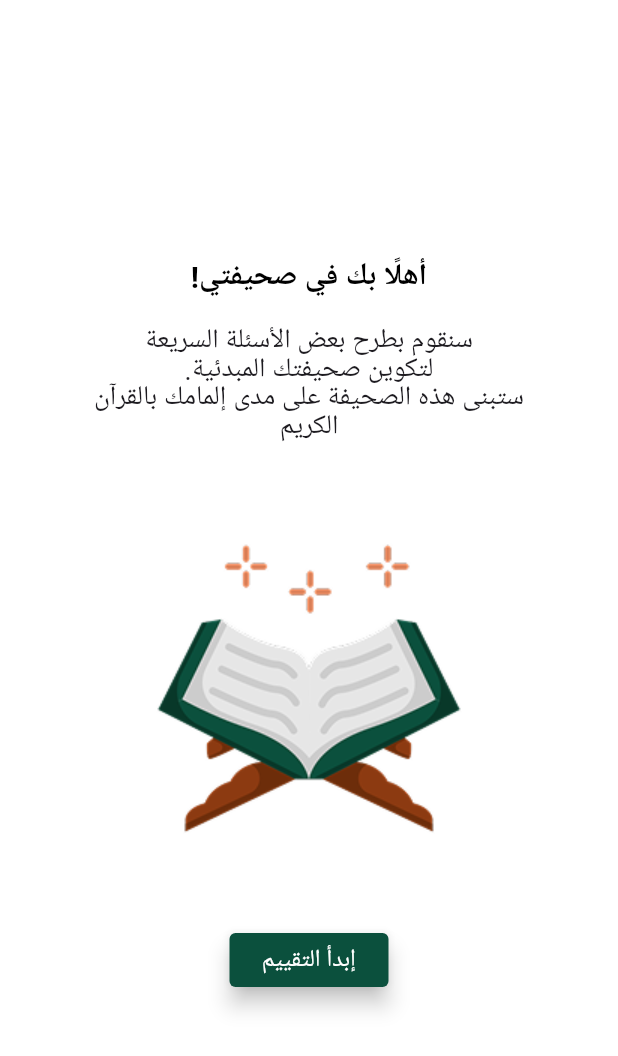
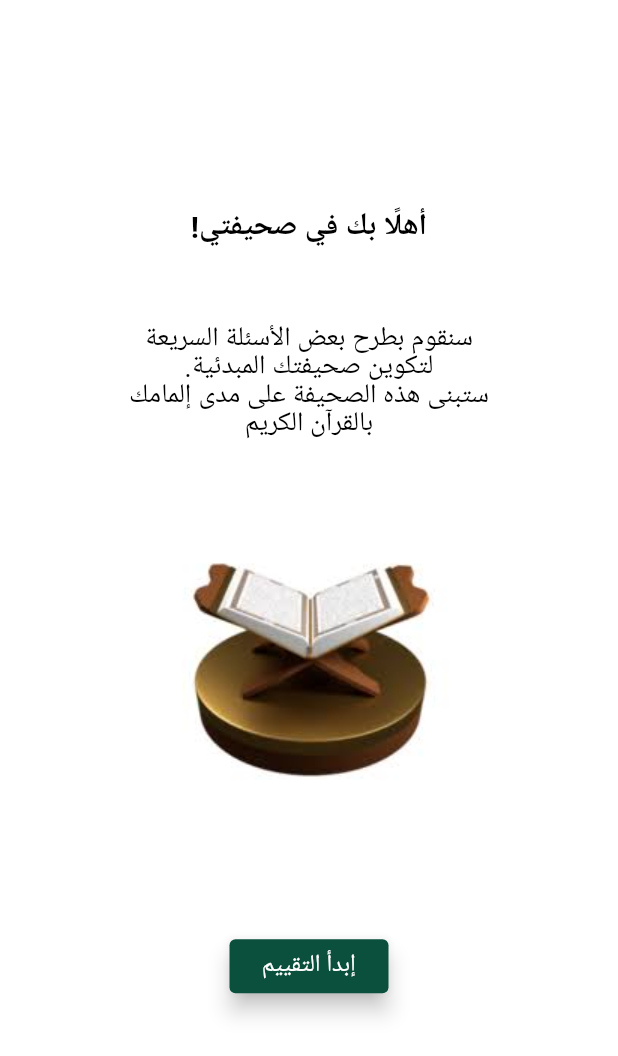
Before and after one commit to Abdelelah-PAL/sahifaty, a Flutter app: the screen it shows after launch, on a phone screen of 412 x 824 dp. Shown: the top 1056 px of the screen. Run offline on Flutter 3.47's test engine with Material 3 defaults, Android fonts, the phone set to English and light mode, and no system bars; our stand-ins replace get; Roboto replaces fonts that are missing (salsa).

Commit message:
fixing issues

```diff
--- a/lib/core/constants/assets.dart
+++ b/lib/core/constants/assets.dart
@@ -5,7 +5,7 @@ class Assets {
   static String rootIcons = 'assets/icons';
 
   /// Images
-  static String logo = "$rootImages/logo.png";
+  static String quran = "$rootImages/quran.jpg";
 
 
 
--- a/lib/core/utils/size_config.dart
+++ b/lib/core/utils/size_config.dart
@@ -52,8 +52,8 @@ class SizeConfig {
 
   static Widget customSizedBox(double? width, double? height, Widget? child) {
     return SizedBox(
-      width: width,
-      height: height,
+      width: width !=  null? getProperVerticalSpace(width) : 0,
+      height: height !=  null? getProperVerticalSpace(height) : 0,
       child: child,
     );
   }
--- a/lib/main.dart
+++ b/lib/main.dart
@@ -1,54 +1,27 @@
 import 'package:flutter/material.dart';
 import 'package:flutter/services.dart';
 import 'package:get/get_navigation/src/root/get_material_app.dart';
-import 'package:sahifaty/screens/splash_screen/splash_screen.dart';
+import 'package:sahifaty/screens/welcome_screen/welcome_screen.dart';
 
+Future<void> main() async {
+  WidgetsFlutterBinding.ensureInitialized();
 
-void main() {
-  runApp(
-    const MaterialApp(
-      debugShowCheckedModeBanner: false,
-      home: SplashScreen(),
-    ),
-  );
+  await SystemChrome.setPreferredOrientations([
+    DeviceOrientation.portraitUp,
+    DeviceOrientation.portraitDown,
+  ]);
+
+  runApp(const MyApp());
 }
 
-
-class MyApp extends StatefulWidget {
-  const MyApp({super.key, required this.startingWidget});
-  final Widget startingWidget;
-
-  @override
-  MyAppState createState() => MyAppState();
-}
-
-class MyAppState extends State<MyApp> {
-
-  @override
-  void initState() {
-    super.initState();
-    SystemChrome.setPreferredOrientations([
-      DeviceOrientation.portraitUp,
-      DeviceOrientation.portraitDown,
-    ]);
-  }
-
-  @override
-  void dispose() {
-    SystemChrome.setPreferredOrientations([
-      DeviceOrientation.portraitUp,
-      DeviceOrientation.portraitDown,
-      DeviceOrientation.landscapeLeft,
-      DeviceOrientation.landscapeRight,
-    ]);
-    super.dispose();
-  }
+class MyApp extends StatelessWidget {
+  const MyApp({super.key});
 
   @override
   Widget build(BuildContext context) {
     return const GetMaterialApp(
       debugShowCheckedModeBanner: false,
-      home: SplashScreen()
+      home: WelcomeScreen(),
     );
   }
 }
--- a/lib/screens/splash_screen/splash_screen.dart
+++ /dev/null
@@ -1,100 +0,0 @@
-import 'package:flutter/material.dart';
-import '../../core/constants/assets.dart';
-import '../../core/constants/fonts.dart';
-import '../../core/utils/size_config.dart';
-import '../../core/constants/colors.dart';
-
-class SplashScreen extends StatefulWidget {
-  const SplashScreen({super.key});
-
-  @override
-  State<SplashScreen> createState() => _SplashScreenState();
-}
-
-class _SplashScreenState extends State<SplashScreen> {
-  @override
-  // void initState() {
-  //   super.initState();
-  //   goToNextView();
-  // }
-
-  @override
-  Widget build(BuildContext context) {
-    return Scaffold(
-      backgroundColor: AppColors.backgroundColor,
-      body: Column(
-          mainAxisAlignment: MainAxisAlignment.start,
-          crossAxisAlignment: CrossAxisAlignment.center,
-          children: [
-            SizeConfig.customSizedBox(null, 170, null),
-            Directionality(
-              textDirection: TextDirection.rtl,
-              child: Text(
-                'أهلًا بك في صحيفتي!',
-                style: TextStyle(
-                  fontWeight: FontWeight.bold,
-                  fontFamily: AppFonts.titleFont,
-                  fontSize: 20,
-                  color: Colors.black,
-                ),
-                textAlign: TextAlign.center,
-              ),
-            ),
-            const SizedBox(
-              height: 20,
-            ),
-            const Center(
-              child: Directionality(
-                textDirection: TextDirection.rtl,
-                child: SizedBox(
-                  width: 320,
-                  child: Text(
-                    'سنقوم بطرح بعض الأسئلة السريعة\nلتكوين صحيفتك المبدئية.\nستبنى هذه الصحيفة على مدى إلمامك بالقرآن الكريم ',
-                    textAlign: TextAlign.center,
-                    locale: Locale('ar'),
-                    strutStyle: StrutStyle(
-                      forceStrutHeight: true,
-                      height: 1.35,
-                      leading: 0.0,
-                    ),
-                    style: TextStyle(
-                      fontSize: 18,
-                      height: 1.35,
-                      // fontFamily: 'YourArabicFont',
-                    ),
-                  ),
-                ),
-              ),
-            ),
-            const SizedBox(
-              height: 50,
-            ),
-            Image.asset(Assets.logo),
-            const SizedBox(
-              height: 50,
-            ),
-             SizedBox(
-              width: 106,
-              height: 36,
-              child: FloatingActionButton.extended(
-                onPressed: null,
-                backgroundColor: AppColors.buttonColor,
-                label: const Text(
-                  'إبدأ التقييم',
-                  style:
-                      TextStyle(color: AppColors.backgroundColor, fontSize: 16),
-                ),
-                shape: RoundedRectangleBorder(
-                  borderRadius: BorderRadius.circular(4),
-                ),
-              ),
-            ),
-          ]),
-    );
-  }
-}
-
-// void goToNextView() {
-//   Future.delayed(const Duration(seconds: 2), () {
-//     Get.to(() => const OnBoardingScreen(), transition: Transition.fade);
-//   });
--- /dev/null
+++ b/lib/screens/welcome_screen/welcome_screen.dart
@@ -0,0 +1,74 @@
+import 'package:flutter/material.dart';
+import 'package:get/get.dart';
+import 'package:sahifaty/screens/assessment_screen/assessment_screen.dart';
+import 'package:sahifaty/screens/widgets/custom_text.dart';
+import '../../core/constants/assets.dart';
+import '../../core/utils/size_config.dart';
+import '../../core/constants/colors.dart';
+
+class WelcomeScreen extends StatefulWidget {
+  const WelcomeScreen({super.key});
+
+  @override
+  State<WelcomeScreen> createState() => _WelcomeScreenState();
+}
+
+class _WelcomeScreenState extends State<WelcomeScreen> {
+  @override
+  Widget build(BuildContext context) {
+    SizeConfig().init(context);
+    return Scaffold(
+      backgroundColor: AppColors.backgroundColor,
+      body: Column(
+          mainAxisAlignment: MainAxisAlignment.start,
+          crossAxisAlignment: CrossAxisAlignment.center,
+          children: [
+            SizeConfig.customSizedBox(null, 6, null),
+            const Directionality(
+              textDirection: TextDirection.rtl,
+              child: CustomText(
+                text: 'أهلًا بك في صحيفتي!',
+                fontWeight: FontWeight.bold,
+                fontSize: 20,
+                color: Colors.black,
+                textAlign: TextAlign.center,
+                withBackground: false,
+              ),
+            ),
+            SizeConfig.customSizedBox(null, 20, null),
+            const Center(
+              child: SizedBox(
+                  width: 300,
+                  child: CustomText(
+                    text:
+                        'سنقوم بطرح بعض الأسئلة السريعة\nلتكوين صحيفتك المبدئية.\nستبنى هذه الصحيفة على مدى إلمامك بالقرآن الكريم',
+                    fontSize: 18,
+                    structHeight: 1.35,
+                    structLeading: 0.0,
+                    textHeight: 1.35,
+                    withBackground: false,
+                  )),
+            ),
+            SizeConfig.customSizedBox(null, 20, null),
+            Image.asset(Assets.quran),
+            SizeConfig.customSizedBox(null, 10, null),
+            SizedBox(
+              width: 106,
+              height: 36,
+              child: FloatingActionButton.extended(
+                onPressed: () => Get.to(const AssessmentScreen()),
+                backgroundColor: AppColors.buttonColor,
+                label: const CustomText(
+                    text: 'إبدأ التقييم',
+                    withBackground: false,
+                    fontSize: 16,
+                    color: Color(0xFFFFFFFF)),
+                shape: RoundedRectangleBorder(
+                  borderRadius: BorderRadius.circular(4),
+                ),
+              ),
+            ),
+          ]),
+    );
+  }
+}
--- /dev/null
+++ b/lib/screens/widgets/custom_text.dart
@@ -0,0 +1,51 @@
+import 'package:flutter/material.dart';
+
+class CustomText extends StatelessWidget {
+  const CustomText(
+      {super.key,
+      required this.text,
+      this.structHeight,
+      this.structLeading,
+      this.fontSize,
+      this.textHeight,
+      required this.withBackground,
+      this.color,
+      this.fontWeight,
+      this.textAlign});
+
+  final String text;
+  final double? structHeight;
+  final double? structLeading;
+  final double? fontSize;
+  final double? textHeight;
+  final bool withBackground;
+  final Color? color;
+  final FontWeight? fontWeight;
+  final TextAlign? textAlign;
+
+  @override
+  Widget build(BuildContext context) {
+    return Container(
+      color: withBackground ? const Color(0xFF0B503D) : Colors.transparent,
+      padding: const EdgeInsets.all(8),
+      child: Text(
+        textDirection: TextDirection.rtl,
+        text,
+        textAlign: textAlign ?? TextAlign.center,
+        locale: const Locale('ar'),
+        strutStyle: StrutStyle(
+          forceStrutHeight: true,
+          height: structHeight,
+          leading: structLeading,
+        ),
+        style: TextStyle(
+          fontSize: fontSize ?? 18,
+          height: textHeight ?? 1,
+          color: color ?? const Color(0xFF000000),
+          fontWeight: fontWeight ?? FontWeight.normal,
+          // fontFamily: 'YourArabicFont',
+        ),
+      ),
+    );
+  }
+}
```
Also changed, not shown: lib/screens/assessment_screen/assessment_screen.dart (added, +144 -0 lines), assets/images/logo.png (deleted), assets/images/quran.jpg (added).
